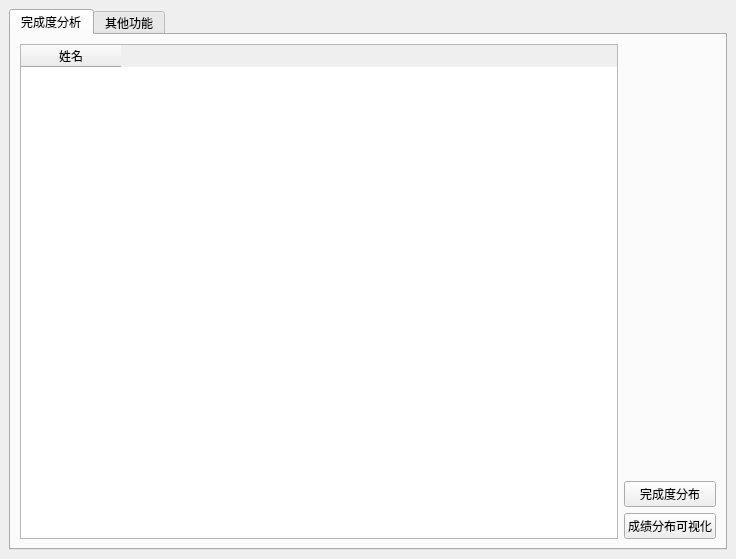
Old version of the form ui/design/Grade.ui in the repository Desmond121/CEESS.
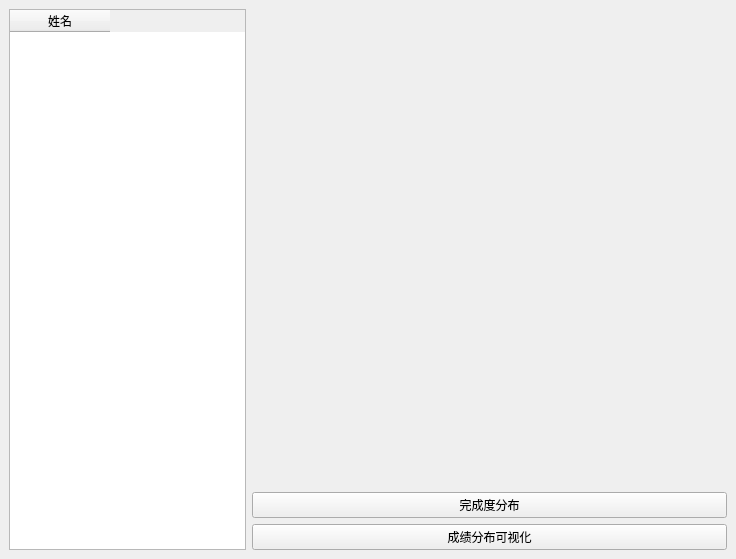
New version of the form. The open tabs and pages were chosen to show the change.

```diff
--- a/ui/design/Grade.ui
+++ b/ui/design/Grade.ui
@@ -19,17 +19,7 @@
   <widget class="QWidget" name="centralwidget">
    <layout class="QHBoxLayout" name="horizontalLayout">
     <item>
-     <widget class="QTabWidget" name="tabWidget">
-      <property name="currentIndex">
-       <number>0</number>
-      </property>
-      <widget class="QWidget" name="gradeAnalyse">
-       <attribute name="title">
-        <string>完成度分析</string>
-       </attribute>
-       <layout class="QHBoxLayout" name="horizontalLayout_3">
-        <item>
-         <layout class="QHBoxLayout" name="horizontalLayout_2" stretch="1,0">
+     <layout class="QHBoxLayout" name="horizontalLayout_2" stretch="1,2">
           <item>
            <widget class="QTableWidget" name="gradeTableWidget">
             <column>
@@ -67,15 +57,6 @@
            </layout>
           </item>
          </layout>
-        </item>
-       </layout>
-      </widget>
-      <widget class="QWidget" name="other">
-       <attribute name="title">
-        <string>其他功能</string>
-       </attribute>
-      </widget>
-     </widget>
     </item>
    </layout>
   </widget>
```
Left out of the diff: 2 changed lines with no effect on the pictures. Lines whose indentation alone changed are shown as unchanged.
